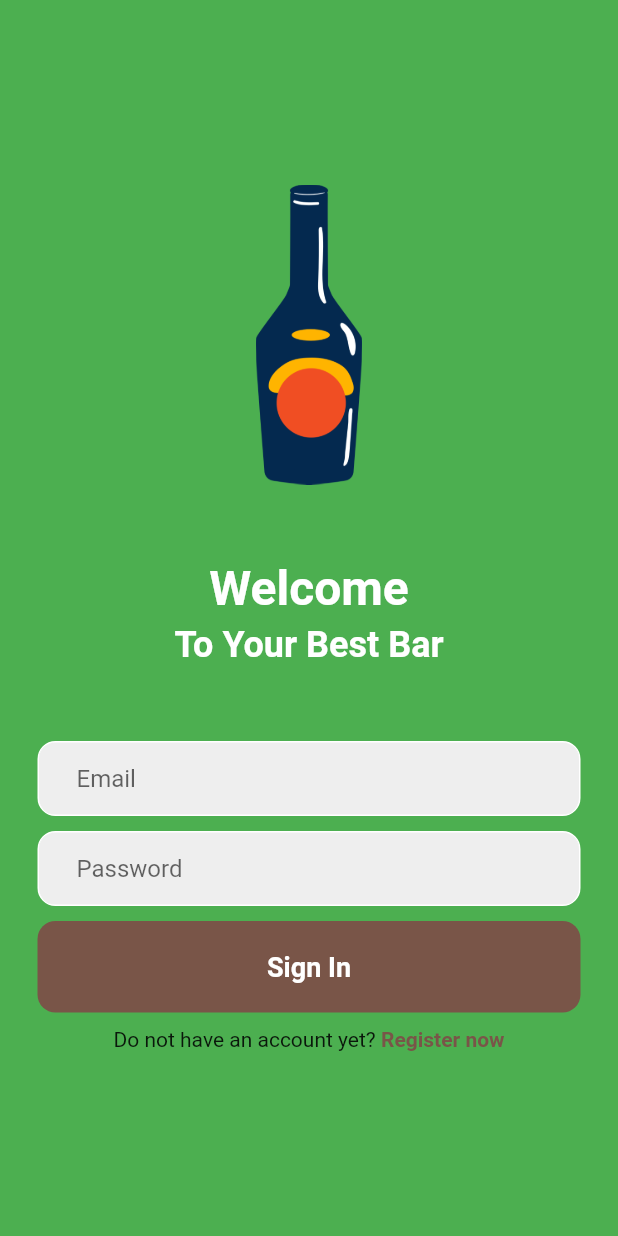
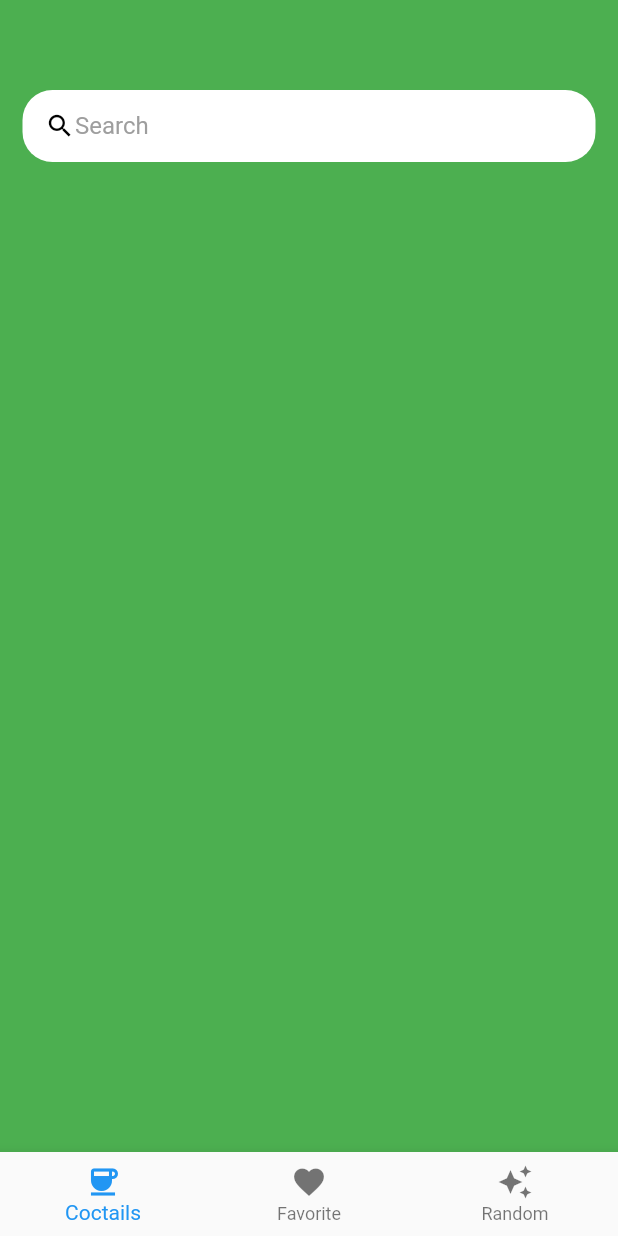
Before and after one commit to VladaCat/BarApp, a Flutter app: the screen it shows after launch, on a phone screen of 412 x 824 dp. Run offline on Flutter 3.47's test engine with Material 2 defaults, Android fonts, the phone set to English and light mode, and no system bars.

```diff
--- a/lib/home_page.dart
+++ b/lib/home_page.dart
@@ -1,7 +1,7 @@
 import 'package:flutter/material.dart';
 
 import 'pages/favorite.dart';
-import 'pages/home.dart';
+import 'pages/coctails.dart';
 import 'pages/random.dart';
 
 class HomePage extends StatefulWidget {
@@ -21,7 +21,7 @@ class _HomePageState extends State<HomePage> {
   }
 
   final List<Widget> _pages = [
-    UserHome(),
+    UserCoctails(),
     UserFavorite(),
     UserRandom()
   ];
@@ -36,7 +36,7 @@ class _HomePageState extends State<HomePage> {
         type: BottomNavigationBarType.fixed,
         items: const [
           BottomNavigationBarItem(
-            icon: Icon(Icons.home), label: 'Home'),
+            icon: Icon(Icons.coffee), label: 'Coctails'),
           BottomNavigationBarItem(
               icon: Icon(Icons.favorite), label: 'Favorite'),
           BottomNavigationBarItem(
--- a/lib/main.dart
+++ b/lib/main.dart
@@ -13,8 +13,8 @@ class MyApp extends StatelessWidget {
   Widget build(BuildContext context) {
     return const MaterialApp(
       debugShowCheckedModeBanner: false,
-      home: LoginPage(),
-      //home: HomePage(),
+      //home: LoginPage(),
+      home: HomePage(),
     );
   }
 }
--- /dev/null
+++ b/lib/pages/coctails.dart
@@ -0,0 +1,60 @@
+// ignore_for_file: prefer_const_constructors
+
+import 'package:flutter/material.dart';
+
+class UserCoctails extends StatelessWidget {
+  // const UserHome({Key?key}):super(key: key);
+
+  // Future<void> getCoctailsList(var id) async {
+  //   var url = Uri.parse('www.thecocktaildb.com/api/json/v1/1/search.php?f=a');
+  // }
+
+  @override
+  Widget build(BuildContext context) {
+    return Scaffold(
+      backgroundColor: Colors.green,
+      body: Container(
+        padding: EdgeInsets.symmetric(horizontal: 15),
+        child: Column(
+          children: [
+            SizedBox(height: 60),
+            searchBox(),
+          ],
+        ),
+      ),
+    );
+  }
+
+  Widget searchBox() {
+    return Container(
+      padding: EdgeInsets.symmetric(horizontal: 15),
+      decoration: BoxDecoration(
+        color: Colors.white,
+        borderRadius: BorderRadius.circular(20),
+      ),
+      child: TextField(
+        decoration: InputDecoration(
+          contentPadding: EdgeInsets.all(0),
+          prefixIcon: Icon(
+            Icons.search,
+            color: Colors.black,
+            size: 20,
+          ),
+          prefixIconConstraints: BoxConstraints(
+            maxHeight: 20,
+            maxWidth: 25,
+          ),
+          border: InputBorder.none,
+          hintText: 'Search',
+          hintStyle: TextStyle(color: Colors.grey),
+        ),
+      ),
+    );
+  }
+  // return const Center(
+  //   child: Text(
+  //     'Coctails',
+  //     style: TextStyle(fontSize: 50),
+  //   ),
+  // );
+}
--- a/lib/pages/home.dart
+++ /dev/null
@@ -1,15 +0,0 @@
-import 'package:flutter/material.dart';
-
-class UserHome extends StatelessWidget {
-  // const UserHome({Key?key}):super(key: key);
-
-  @override
-  Widget build(BuildContext context) {
-    return const Center(
-      child: Text(
-        'Home',
-        style: TextStyle(fontSize: 50),
-      ),
-    );
-  }
-}
--- a/pubspec.yaml
+++ b/pubspec.yaml
@@ -28,8 +28,10 @@ environment:
 # the latest version available on pub.dev. To see which dependencies have newer
 # versions available, run `flutter pub outdated`.
 dependencies:
+  http: ^1.1.0
   flutter:
     sdk: flutter
+
 
 
   # The following adds the Cupertino Icons font to your application.
```
Also changed, not shown: lib/models/coctails_list_model.dart (added), pubspec.lock.
